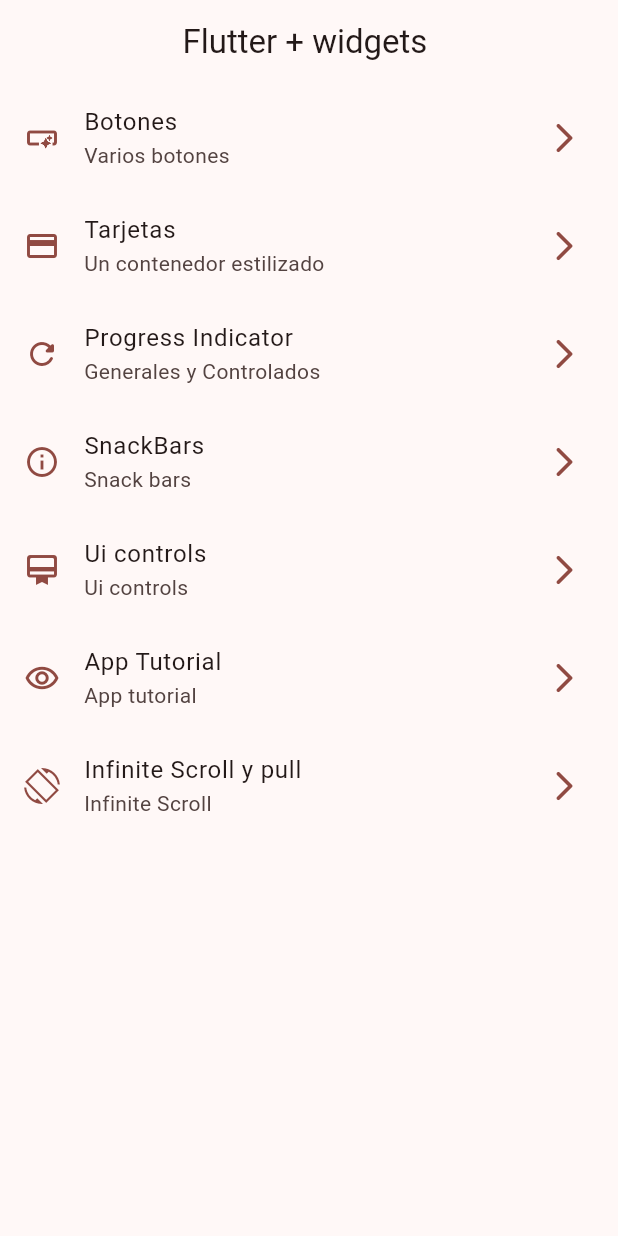
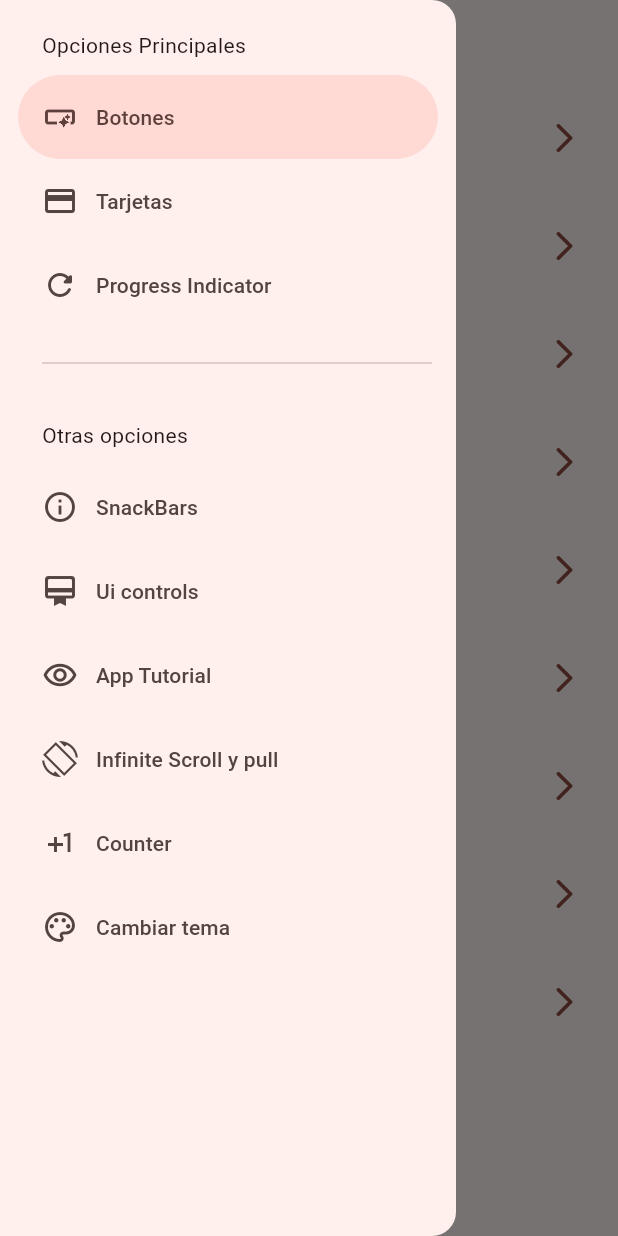
Before and after one commit to jcastroe1000/Flutter_2023, a Flutter app: the screen it shows after launch, with the side drawer open (before the commit the screen has no drawer), on a phone screen of 412 x 824 dp. Run offline on Flutter 3.47's test engine with Material 3 defaults, Android fonts, the phone set to English and light mode, and no system bars; our stand-ins replace animate_do, flutter_riverpod, go_router.

```diff
--- a/widgets_app/lib/config/menu/menu_items.dart
+++ b/widgets_app/lib/config/menu/menu_items.dart
@@ -60,4 +60,16 @@
     link: '/infiniteScroll',
     icon: Icons.screen_rotation_sharp,
   ),
+  MenuItems(
+    title: 'Counter ',
+    subTitle: 'Counter ',
+    link: '/counterScreen',
+    icon: Icons.plus_one,
+  ),
+  MenuItems(
+    title: 'Cambiar tema ',
+    subTitle: 'Cambiar tema',
+    link: '/themeChanger',
+    icon: Icons.color_lens_outlined,
+  ),
 ];
--- a/widgets_app/lib/config/router/app_router.dart
+++ b/widgets_app/lib/config/router/app_router.dart
@@ -1,4 +1,5 @@
 import 'package:go_router/go_router.dart';
+import 'package:widgets_app/presentation/screens/counter/counter_screen.dart';
 import 'package:widgets_app/presentation/screens/progress/progress_screen.dart';
 import 'package:widgets_app/presentation/screens/screens.dart';
 
@@ -53,5 +54,15 @@
       name: InfiniteScrollScreen.name,
       builder: (context, state) => InfiniteScrollScreen(),
     ),
+    GoRoute(
+      path: '/counterScreen',
+      name: CounterScreen.name,
+      builder: (context, state) => CounterScreen(),
+    ),
+    GoRoute(
+      path: '/themeChanger',
+      name: ThemeChangerScreen.name,
+      builder: (context, state) => ThemeChangerScreen(),
+    ),
   ],
 );
--- a/widgets_app/lib/config/theme/app_theme.dart
+++ b/widgets_app/lib/config/theme/app_theme.dart
@@ -10,12 +10,14 @@
 
 class AppTheme {
   final int selectColor;
+  final bool isDarkMode;
 
-  AppTheme({this.selectColor = 0})
+  AppTheme({this.selectColor = 0, this.isDarkMode = false})
     : assert(selectColor >= 0, 'Selected color must be greather then 0');
 
   ThemeData getTheme() => ThemeData(
     useMaterial3: true,
+    brightness: isDarkMode ? Brightness.dark : Brightness.light,
     colorSchemeSeed: colorList[selectColor],
     appBarTheme: const AppBarTheme(centerTitle: true),
   );
--- a/widgets_app/lib/main.dart
+++ b/widgets_app/lib/main.dart
@@ -1,21 +1,28 @@
 import 'package:flutter/material.dart';
+import 'package:flutter_riverpod/flutter_riverpod.dart';
 import 'package:widgets_app/config/router/app_router.dart';
 import 'package:widgets_app/config/theme/app_theme.dart';
+import 'package:widgets_app/presentation/providers/theme_provider.dart';
 
 void main() {
-  runApp(const MainApp());
+  runApp(ProviderScope(child: const MainApp()));
 }
 
-class MainApp extends StatelessWidget {
+class MainApp extends ConsumerWidget {
   const MainApp({super.key});
 
   @override
-  Widget build(BuildContext context) {
+  Widget build(BuildContext context, ref) {
+    final isDarkMode = ref.watch(isDarkModeProvider);
+    final int selectColor = ref.watch(selectColorProvider);
     return MaterialApp.router(
       title: 'Flutter Widgets',
       routerConfig: appRouter,
       debugShowCheckedModeBanner: false,
-      theme: AppTheme(selectColor: 0).getTheme(),
+      theme: AppTheme(
+        selectColor: selectColor,
+        isDarkMode: isDarkMode,
+      ).getTheme(),
     );
   }
 }
--- /dev/null
+++ b/widgets_app/lib/presentation/providers/counter_provider.dart
@@ -0,0 +1,3 @@
+import 'package:flutter_riverpod/flutter_riverpod.dart';
+
+final counterProvider = StateProvider<int>((ref) => 5);
--- /dev/null
+++ b/widgets_app/lib/presentation/providers/theme_provider.dart
@@ -0,0 +1,6 @@
+import 'package:flutter_riverpod/flutter_riverpod.dart';
+import 'package:widgets_app/config/theme/app_theme.dart';
+
+final isDarkModeProvider = StateProvider<bool>((ref) => false);
+final colorListProvider = Provider((ref) => colorList);
+final selectColorProvider = StateProvider((ref) => 0);
--- a/widgets_app/lib/presentation/screens/home/home_screen.dart
+++ b/widgets_app/lib/presentation/screens/home/home_screen.dart
@@ -2,6 +2,7 @@
 import 'package:go_router/go_router.dart';
 import 'package:widgets_app/config/menu/menu_items.dart';
 import 'package:widgets_app/presentation/screens/buttons/buttons_screen.dart';
+import 'package:widgets_app/presentation/widgets/side_menu.dart';
 
 class HomeScreen extends StatelessWidget {
   static const name = 'home_screen';
@@ -9,9 +10,12 @@
 
   @override
   Widget build(BuildContext context) {
+    final scaffoldKey = GlobalKey<ScaffoldState>();
     return Scaffold(
+      key: scaffoldKey,
       appBar: AppBar(title: Text('Flutter + widgets ')),
       body: _HomeView(),
+      drawer: SideMenu(scaffoldKey: scaffoldKey),
     );
   }
 }
--- a/widgets_app/lib/presentation/screens/screens.dart
+++ b/widgets_app/lib/presentation/screens/screens.dart
@@ -1,9 +1,10 @@
 export 'package:widgets_app/presentation/screens/app_tutorial/app_tutorial_screen.dart';
 export 'package:widgets_app/presentation/screens/buttons/buttons_screen.dart';
 export 'package:widgets_app/presentation/screens/cards/cards_screen.dart';
+export 'package:widgets_app/presentation/screens/counter/counter_screen.dart';
 export 'package:widgets_app/presentation/screens/home/home_screen.dart';
-export 'package:widgets_app/presentation/screens/inamated/animated_screen.dart';
 export 'package:widgets_app/presentation/screens/inamated/animated_screen.dart';
 export 'package:widgets_app/presentation/screens/infinite_scroll/infitite_scroll_screen.dart';
 export 'package:widgets_app/presentation/screens/snackBar/snackBar_screen.dart';
+export 'package:widgets_app/presentation/screens/theme_changer/theme_changer_screen.dart';
 export 'package:widgets_app/presentation/screens/ui_controls/ui_controls_screen.dart';
--- /dev/null
+++ b/widgets_app/lib/presentation/widgets/side_menu.dart
@@ -0,0 +1,62 @@
+import 'package:flutter/material.dart';
+import 'package:go_router/go_router.dart';
+import 'package:widgets_app/config/menu/menu_items.dart';
+
+class SideMenu extends StatefulWidget {
+  final GlobalKey<ScaffoldState> scaffoldKey;
+  const SideMenu({super.key, required this.scaffoldKey});
+
+  @override
+  State<SideMenu> createState() => _SideMenuState();
+}
+
+class _SideMenuState extends State<SideMenu> {
+  int navDrawerIndex = 0;
+  @override
+  Widget build(BuildContext context) {
+    final hasNotch = MediaQuery.of(context).viewPadding.top > 35;
+    return NavigationDrawer(
+      selectedIndex: navDrawerIndex,
+      onDestinationSelected: (value) {
+        setState(() {
+          navDrawerIndex = value;
+        });
+
+        final menuItem = appMenuItems[value];
+        context.push(menuItem.link);
+        widget.scaffoldKey.currentState?.closeDrawer();
+      },
+      children: [
+        Padding(
+          padding: EdgeInsets.fromLTRB(28, hasNotch ? 10 : 20, 16, 10),
+          child: Text('Opciones Principales'),
+        ),
+        ...appMenuItems
+            .sublist(0, 3)
+            .map(
+              (item) => NavigationDrawerDestination(
+                icon: Icon(item.icon),
+                label: Text(item.title),
+              ),
+            ),
+
+        Padding(
+          padding: EdgeInsetsGeometry.fromLTRB(28, 16, 16, 10),
+          child: Divider(),
+        ),
+        Padding(
+          padding: EdgeInsets.fromLTRB(28, hasNotch ? 10 : 20, 16, 10),
+          child: Text('Otras opciones'),
+        ),
+        ...appMenuItems
+            .sublist(3)
+            .map(
+              (item) => NavigationDrawerDestination(
+                icon: Icon(item.icon),
+                label: Text(item.title),
+              ),
+            ),
+      ],
+    );
+  }
+}
--- a/widgets_app/pubspec.yaml
+++ b/widgets_app/pubspec.yaml
@@ -10,7 +10,9 @@
   animate_do: ^4.2.0
   flutter:
     sdk: flutter
+  flutter_riverpod: ^2.0.0
   go_router: ^16.2.1
+
 
 dev_dependencies:
   flutter_lints: ^5.0.0
```
Also changed, not shown: widgets_app/lib/presentation/screens/counter/counter_screen.dart (added, +44 -0 lines), widgets_app/lib/presentation/screens/theme_changer/theme_changer_screen.dart (added, +55 -0 lines), widgets_app/pubspec.lock.
